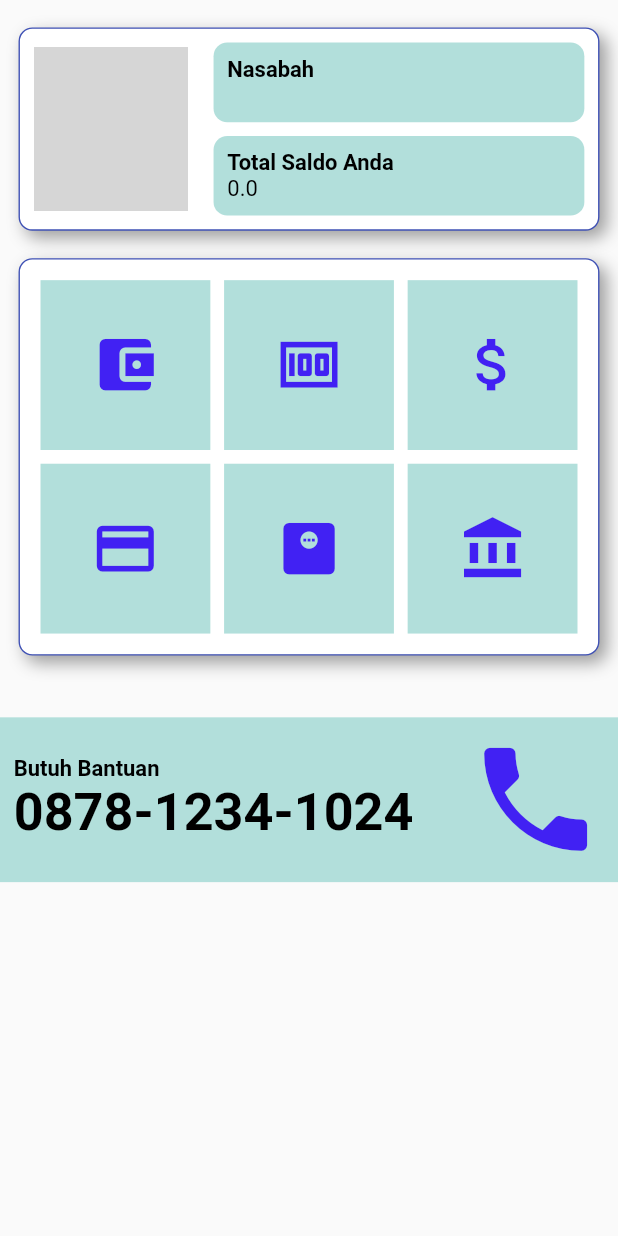
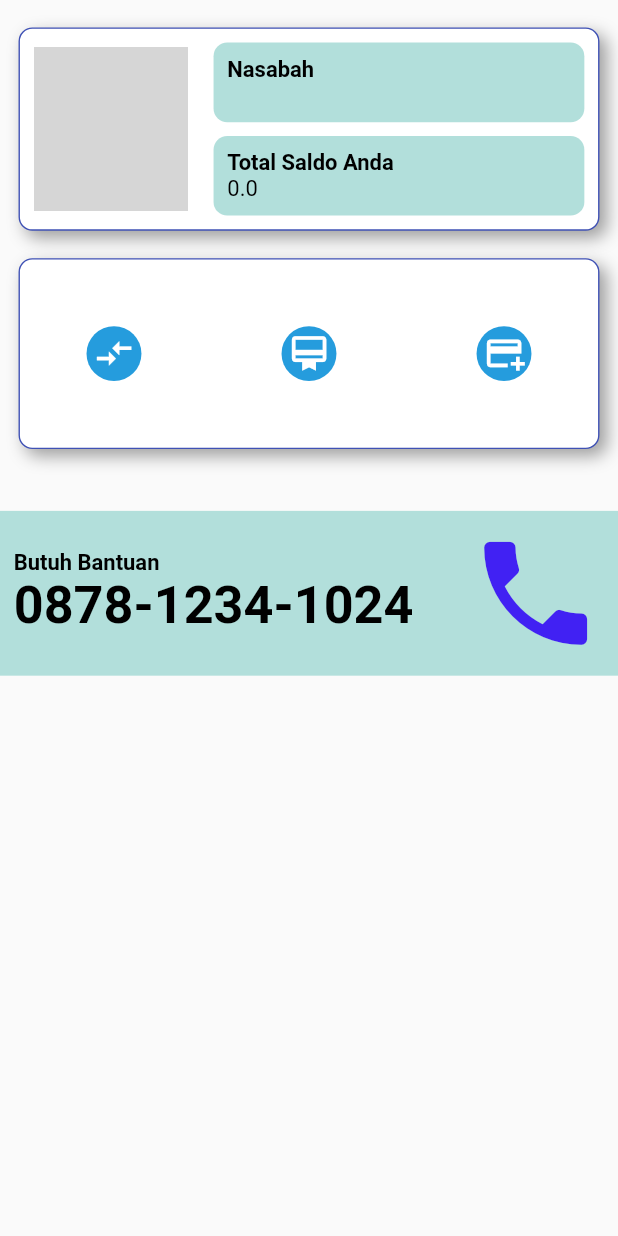
Before and after one commit to GedeYudaAditya/koperasi_undiksha, a Flutter app: the BerandaWidget widget shown alone on an empty page, opened directly with empty values, on a phone screen of 412 x 824 dp. Run offline on Flutter 3.47's test engine with Material 2 defaults, Android fonts, the phone set to English and light mode, and no system bars; our stand-ins replace dio, responsive_framework, shared_preferences; missing offline and left inert: flutter_barcode_scanner; accounts and stored records are empty; network calls fail; grey boxes are pictures that could not be loaded.

Commit message:
Memperbaiki tampilan sesuai dengan keperluan

```diff
--- a/lib/components/beranda_widget.dart
+++ b/lib/components/beranda_widget.dart
@@ -148,8 +148,8 @@ class _BerandaWidgetState extends State<BerandaWidget> {
               horizontal:
                   hitungPersentase(MediaQuery.of(context).size.width, 3),
             ),
-            padding:
-                const EdgeInsets.only(left: 10, right: 10, top: 10, bottom: 10),
+            // padding:
+            //     const EdgeInsets.only(left: 10, right: 10, top: 10, bottom: 10),
             decoration: BoxDecoration(
               color: Colors.white,
               border: Border.all(color: Colors.indigo),
@@ -197,7 +197,7 @@ class _BerandaWidgetState extends State<BerandaWidget> {
                 const Icon(
                   Icons.phone,
                   size: 100,
-                  color: const Color.fromARGB(255, 65, 33, 243),
+                  color: Color.fromARGB(255, 65, 33, 243),
                 ),
               ],
             ),
--- a/lib/components/beranda_widget_desktop.dart
+++ b/lib/components/beranda_widget_desktop.dart
@@ -144,8 +144,8 @@ class _BerandaWidgetDesktopState extends State<BerandaWidgetDesktop> {
             flex: 5,
             child: Container(
               // height: hitungPersentase(MediaQuery.of(context).size.height, 48),
-              padding: const EdgeInsets.only(
-                  left: 10, right: 10, top: 10, bottom: 10),
+              // padding: const EdgeInsets.only(
+              //     left: 10, right: 10, top: 10, bottom: 10),
               decoration: BoxDecoration(
                 color: Colors.white,
                 border: Border.all(color: Colors.indigo),
--- a/lib/components/grid_view_widget.dart
+++ b/lib/components/grid_view_widget.dart
@@ -16,55 +16,29 @@ class _GridViewWidgetState extends State<GridViewWidget> {
     return GridView.count(
       shrinkWrap: true,
       primary: false,
-      padding: const EdgeInsets.all(5),
-      crossAxisSpacing: 10,
-      mainAxisSpacing: 10,
+      // padding: const EdgeInsets.all(5),
+      crossAxisSpacing: 5,
+      mainAxisSpacing: 5,
       crossAxisCount: 3,
       children: <Widget>[
-        Container(
-          padding: const EdgeInsets.all(8),
-          color: Colors.teal[100],
+        InkWell(
+          onTap: () {
+            Navigator.pushNamed(context, '/transfer', arguments: widget.id);
+          },
+          child: Container(
+            // padding: const EdgeInsets.all(8),
+            // color: Colors.teal[100],
             child: Column(
               mainAxisAlignment: MainAxisAlignment.center,
               children: const [
-              Icon(
-                Icons.account_balance_wallet,
-                size: 50,
-                color: Color.fromARGB(255, 65, 33, 243),
+                // Rounded icon
+                CircleAvatar(
+                  backgroundColor: Color.fromARGB(249, 32, 154, 220),
+                  child: Icon(
+                    Icons.compare_arrows,
+                    size: 30,
+                    color: Color.fromARGB(255, 255, 255, 255),
                   ),
-              ResponsiveVisibility(
-                hiddenWhen: [
-                  Condition.smallerThan(name: DESKTOP),
-                ],
-                visibleWhen: [
-                  Condition.smallerThan(name: 'Midle'),
-                ],
-                child: Text(
-                  "Cek Saldo",
-                  style: TextStyle(
-                    color: Color.fromARGB(255, 65, 33, 243),
-                    fontWeight: FontWeight.bold,
-                  ),
-                ),
-              ),
-            ],
-          ),
-        ),
-        InkWell(
-          onTap: () {
-            // Navigator.push(context,
-            //     MaterialPageRoute(builder: (context) => ListUserPage()));
-          },
-          child: Container(
-            padding: const EdgeInsets.all(8),
-            color: Colors.teal[100],
-            child: Column(
-              mainAxisAlignment: MainAxisAlignment.center,
-              children: const [
-                Icon(
-                  Icons.money,
-                  size: 50,
-                  color: Color.fromARGB(255, 65, 33, 243),
                 ),
                 ResponsiveVisibility(
                   hiddenWhen: [
@@ -90,15 +64,18 @@ class _GridViewWidgetState extends State<GridViewWidget> {
             Navigator.pushNamed(context, '/tarik', arguments: widget.id);
           },
           child: Container(
-            padding: const EdgeInsets.all(8),
-            color: Colors.teal[100],
+            // padding: const EdgeInsets.all(8),
+            // color: Colors.teal[100],
             child: Column(
               mainAxisAlignment: MainAxisAlignment.center,
               children: const [
-                Icon(
-                  Icons.attach_money,
-                  size: 50,
-                  color: Color.fromARGB(255, 65, 33, 243),
+                CircleAvatar(
+                  backgroundColor: Color.fromARGB(249, 32, 154, 220),
+                  child: Icon(
+                    Icons.card_membership,
+                    size: 30,
+                    color: Color.fromARGB(255, 255, 255, 255),
+                  ),
                 ),
                 ResponsiveVisibility(
                   hiddenWhen: [
@@ -119,16 +96,23 @@ class _GridViewWidgetState extends State<GridViewWidget> {
             ),
           ),
         ),
-        Container(
-          padding: const EdgeInsets.all(8),
-          color: Colors.teal[100],
+        InkWell(
+          onTap: () {
+            Navigator.pushNamed(context, '/setor', arguments: widget.id);
+          },
+          child: Container(
+            // padding: const EdgeInsets.all(8),
+            // color: Colors.teal[100],
             child: Column(
               mainAxisAlignment: MainAxisAlignment.center,
               children: const [
-              Icon(
-                Icons.credit_card,
-                size: 50,
-                color: Color.fromARGB(255, 65, 33, 243),
+                CircleAvatar(
+                  backgroundColor: Color.fromARGB(249, 32, 154, 220),
+                  child: Icon(
+                    Icons.add_card,
+                    size: 30,
+                    color: Color.fromARGB(255, 255, 255, 255),
+                  ),
                 ),
                 ResponsiveVisibility(
                   hiddenWhen: [
@@ -138,7 +122,7 @@ class _GridViewWidgetState extends State<GridViewWidget> {
                     Condition.smallerThan(name: 'Midle'),
                   ],
                   child: Text(
-                  "Pembayaran",
+                    "Storan",
                     style: TextStyle(
                       color: Color.fromARGB(255, 65, 33, 243),
                       fontWeight: FontWeight.bold,
@@ -148,63 +132,6 @@ class _GridViewWidgetState extends State<GridViewWidget> {
               ],
             ),
           ),
-        Container(
-          padding: const EdgeInsets.all(8),
-          color: Colors.teal[100],
-          child: Column(
-            mainAxisAlignment: MainAxisAlignment.center,
-            children: const [
-              Icon(
-                Icons.monitor_weight,
-                size: 50,
-                color: Color.fromARGB(255, 65, 33, 243),
-              ),
-              ResponsiveVisibility(
-                hiddenWhen: [
-                  Condition.smallerThan(name: DESKTOP),
-                ],
-                visibleWhen: [
-                  Condition.smallerThan(name: 'Midle'),
-                ],
-                child: Text(
-                  "Peminjaman",
-                  style: TextStyle(
-                    color: Color.fromARGB(255, 65, 33, 243),
-                    fontWeight: FontWeight.bold,
-                  ),
-                ),
-              ),
-            ],
-          ),
-        ),
-        Container(
-          padding: const EdgeInsets.all(8),
-          color: Colors.teal[100],
-          child: Column(
-            mainAxisAlignment: MainAxisAlignment.center,
-            children: const [
-              Icon(
-                Icons.account_balance,
-                size: 50,
-                color: Color.fromARGB(255, 65, 33, 243),
-              ),
-              ResponsiveVisibility(
-                hiddenWhen: [
-                  Condition.smallerThan(name: DESKTOP),
-                ],
-                visibleWhen: [
-                  Condition.smallerThan(name: 'Midle'),
-                ],
-                child: Text(
-                  "Cek Mutasi",
-                  style: TextStyle(
-                    color: Color.fromARGB(255, 65, 33, 243),
-                    fontWeight: FontWeight.bold,
-                  ),
-                ),
-              ),
-            ],
-          ),
         ),
       ],
     );
--- a/lib/wrapper.dart
+++ b/lib/wrapper.dart
@@ -92,7 +92,14 @@ class _WrapperState extends State<Wrapper> {
               return LayoutBuilder(
                 builder: (context, constraints) {
                   if (constraints.maxWidth > 600) {
-                    return Column(
+                    return Container(
+                      decoration: const BoxDecoration(
+                        image: DecorationImage(
+                          image: AssetImage('assets/images/bg.jpg'),
+                          fit: BoxFit.cover,
+                        ),
+                      ),
+                      child: Column(
                         children: [
                           Expanded(
                             flex: 9,
@@ -108,9 +115,20 @@ class _WrapperState extends State<Wrapper> {
                             child: ContactWidget(),
                           )
                         ],
+                      ),
                     );
                   } else {
-                    return Center(child: BerandaWidget(myUser: _mod[0]));
+                    return Container(
+                      decoration: const BoxDecoration(
+                        image: DecorationImage(
+                          image: AssetImage('assets/images/bg.jpg'),
+                          fit: BoxFit.cover,
+                        ),
+                      ),
+                      child: Center(
+                        child: BerandaWidget(myUser: _mod[0]),
+                      ),
+                    );
                   }
                 },
               );
```
Also changed, not shown: assets/images/bg.jpg (added), lib/screens/storan_screen.dart (added), lib/screens/tarik_screen.dart (added). Lines whose indentation alone changed are shown as unchanged.
